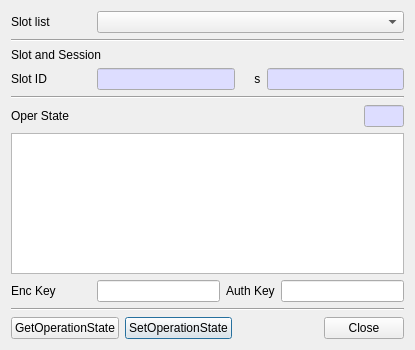
jykim74/CryptokiMan, file CryptokiMan/oper_state_dlg.ui: the form before one commit.
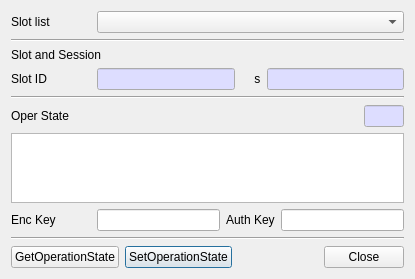
The form after the commit.

Diff of the .ui file:
```diff
--- a/CryptokiMan/oper_state_dlg.ui
+++ b/CryptokiMan/oper_state_dlg.ui
@@ -7,7 +7,7 @@
     <x>0</x>
     <y>0</y>
     <width>415</width>
-    <height>350</height>
+    <height>277</height>
    </rect>
   </property>
   <property name="windowTitle">
```
